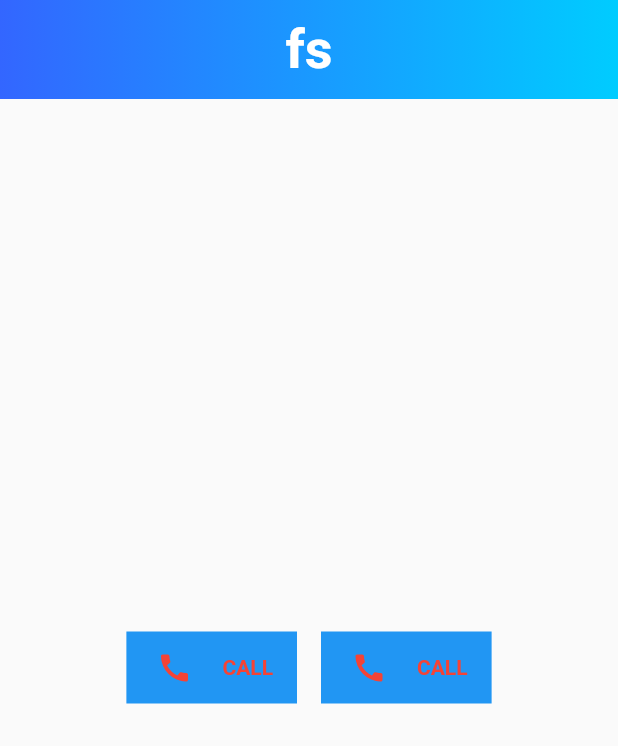
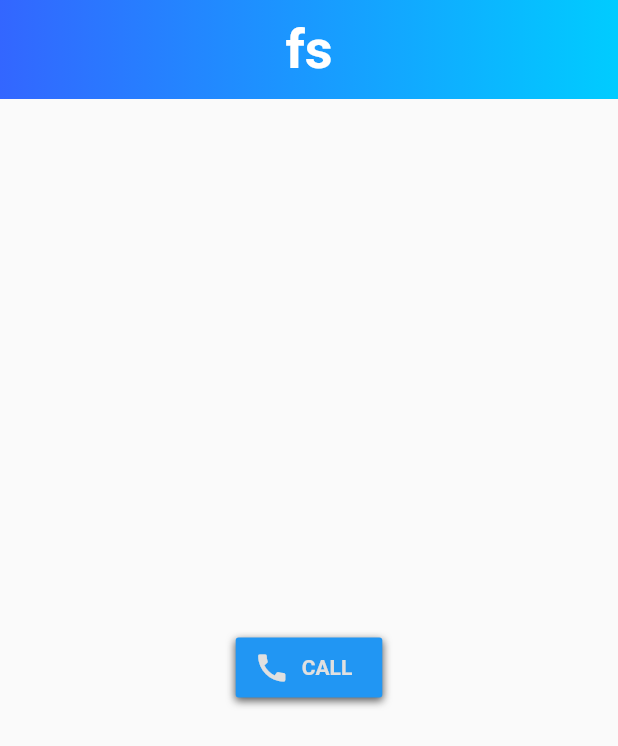
Before and after one commit to shyshenok/flutter_fs, a Flutter app: the screen it shows after launch, on a phone screen of 412 x 824 dp. Shown: the top 746 px of the screen. Run offline on Flutter 3.47's test engine with Material 2 defaults, Android fonts, the phone set to English and light mode, and no system bars; Roboto replaces fonts that are missing (Poppins).

Commit message:
Rework sign in buttons

```diff
--- a/lib/pages/signIn/singInBody.dart
+++ b/lib/pages/signIn/singInBody.dart
@@ -4,10 +4,20 @@ import 'package:flutter/material.dart';
 class SingInBody extends StatelessWidget {
   @override
   Widget build(BuildContext context) {
+    Color color = Theme
+        .of(context)
+        .buttonColor;
     return new Expanded(
         child: new Container(
             child: new Center(
-                child: new LoginIconsButton()
+                child: new Row(
+                  mainAxisAlignment: MainAxisAlignment.center,
+          crossAxisAlignment: CrossAxisAlignment.center,
+                  children: [
+                    new LoginIconsButton(new Icon(Icons.call, color: color), 'CALL'),
+
+                  ],
+                )
             )
         )
 
@@ -15,53 +25,51 @@ class SingInBody extends StatelessWidget {
   }
 }
 
-class LoginIconsButton extends StatefulWidget {
-  _SelecteLogInAccount createState() => new _SelecteLogInAccount();
-}
+class LoginIconsButton extends StatelessWidget {
+  final Icon icon;
+  final String string;
 
-class _SelecteLogInAccount extends State<LoginIconsButton> {
-  bool _ifClicked = false;
-
-  void _clickedButton() {
-    setState(() {
-      _ifClicked = !_ifClicked;
-    });
-  }
+  LoginIconsButton(this.icon, this.string);
 
   @override
   Widget build(BuildContext context) {
-    GestureDetector buildButtonColumn(IconData icon, String label) {
      Color color = Theme
         .of(context)
         .buttonColor;
-      Color clickedColor = Colors.red;
     return new GestureDetector(
-        onTap: _clickedButton,
+//        onTap: _clickedButton,
       child: new Container(
         margin: const EdgeInsets.symmetric(horizontal: 8.0),
         padding: new EdgeInsets.symmetric(
-              horizontal: 8.00
+            vertical: 8.00,
+            horizontal: 12.00
         ),
         decoration: new BoxDecoration(
           color: Colors.blue,
+          borderRadius: new BorderRadius.all(
+            const Radius.circular(2.0),
+          ),
+          boxShadow: <BoxShadow>[
+            new BoxShadow (
+              color: const Color(0xcc363636),
+              offset: new Offset(0.0, 2.0),
+              blurRadius: 4.0,
+            )
+          ],
         ),
         child: new Row(
           mainAxisAlignment: MainAxisAlignment.center,
           crossAxisAlignment: CrossAxisAlignment.center,
           children: [
-              new IconButton(
-                  icon: new Icon(icon),
-                  color: (_ifClicked ? color : clickedColor),
-                  onPressed: _clickedButton
-              ),
+            this.icon,
             new Container(
               padding: new EdgeInsets.symmetric(horizontal: 8.0),
               child: new Text(
-                  label,
+                this.string,
                 style: new TextStyle(
                   fontSize: 14.0,
                   fontWeight: FontWeight.w600,
-                    color: _ifClicked ? color : clickedColor,
+                  color: color,
                 ),
               ),
             ),
@@ -71,16 +79,4 @@ class _SelecteLogInAccount extends State<LoginIconsButton> {
 
     );
   }
-    return new Container(
-      child: new Row(
-          mainAxisAlignment: MainAxisAlignment.center,
-          crossAxisAlignment: CrossAxisAlignment.center,
-          children: [
-
-            buildButtonColumn(Icons.call, 'CALL'),
-            buildButtonColumn(Icons.call, 'CALL'),
-          ]
-      ),
-    );
 }
-}
```
Lines whose indentation alone changed are shown as unchanged.
